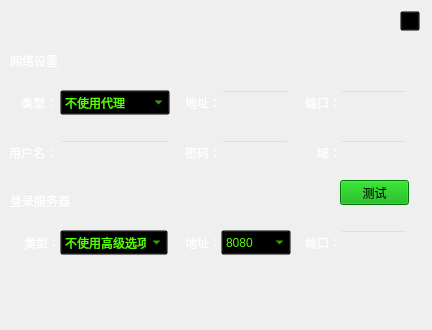
huizhang556/pc-video-player, file VideoPlayer/login/LoginPersonInfo.ui: the form before one commit.
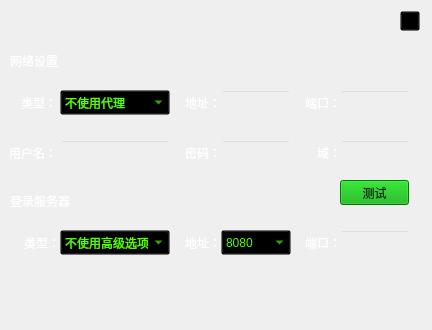
The form after the commit. The open tabs and pages were chosen to show the change. Icons and pictures are not drawn.

Diff of the .ui file:
```diff
--- a/VideoPlayer/login/LoginPersonInfo.ui
+++ b/VideoPlayer/login/LoginPersonInfo.ui
@@ -2455,13 +2455,13 @@
            <rect>
             <x>221</x>
             <y>90</y>
-            <width>68</width>
+            <width>70</width>
             <height>25</height>
            </rect>
           </property>
           <property name="minimumSize">
            <size>
-            <width>0</width>
+            <width>70</width>
             <height>25</height>
            </size>
           </property>
@@ -2477,13 +2477,13 @@
            <rect>
             <x>340</x>
             <y>90</y>
-            <width>68</width>
+            <width>70</width>
             <height>25</height>
            </rect>
           </property>
           <property name="minimumSize">
            <size>
-            <width>0</width>
+            <width>70</width>
             <height>25</height>
            </size>
           </property>
@@ -2499,13 +2499,13 @@
            <rect>
             <x>340</x>
             <y>140</y>
-            <width>68</width>
+            <width>70</width>
             <height>25</height>
            </rect>
           </property>
           <property name="minimumSize">
            <size>
-            <width>0</width>
+            <width>70</width>
             <height>25</height>
            </size>
           </property>
@@ -2555,13 +2555,13 @@
            <rect>
             <x>221</x>
             <y>140</y>
-            <width>68</width>
+            <width>70</width>
             <height>25</height>
            </rect>
           </property>
           <property name="minimumSize">
            <size>
-            <width>0</width>
+            <width>70</width>
             <height>25</height>
            </size>
           </property>
@@ -2645,13 +2645,13 @@
            <rect>
             <x>60</x>
             <y>230</y>
-            <width>108</width>
+            <width>110</width>
             <height>25</height>
            </rect>
           </property>
           <property name="minimumSize">
            <size>
-            <width>0</width>
+            <width>110</width>
             <height>25</height>
            </size>
           </property>
@@ -2694,13 +2694,13 @@
            <rect>
             <x>340</x>
             <y>230</y>
-            <width>68</width>
+            <width>70</width>
             <height>25</height>
            </rect>
           </property>
           <property name="minimumSize">
            <size>
-            <width>0</width>
+            <width>70</width>
             <height>25</height>
            </size>
           </property>
```
Left out of the diff: 6 changed lines with no effect on the pictures.
